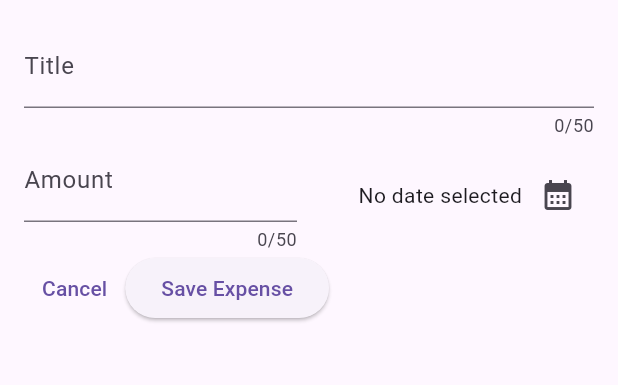
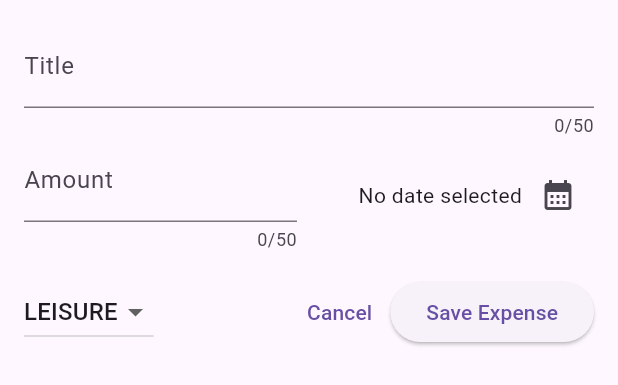
Before and after one commit to mjr2595/flutter-expense-tracker, a Flutter app: the NewExpense widget shown alone on an empty page, opened directly, on a phone screen of 412 x 824 dp. Shown: the top 385 px of the screen. Run offline on Flutter 3.47's test engine with Material 2 defaults, Android fonts, the phone set to English and light mode, and no system bars.

Commit message:
Added: category dropdown

```diff
--- a/lib/widgets/new_expense.dart
+++ b/lib/widgets/new_expense.dart
@@ -1,7 +1,5 @@
+import 'package:expense_tracker/models/expense.dart';
 import 'package:flutter/material.dart';
-import 'package:intl/intl.dart';
-
-final formatter = DateFormat.yMd();
 
 class NewExpense extends StatefulWidget {
   const NewExpense({super.key});
@@ -16,6 +14,7 @@ class _NewExpenseState extends State<NewExpense> {
   final _titleController = TextEditingController();
   final _amountController = TextEditingController();
   DateTime? _selectedDate;
+  Category _selectedCategory = Category.leisure;
 
   void _presentDatePicker() async {
     final now = DateTime.now();
@@ -85,8 +84,26 @@ class _NewExpenseState extends State<NewExpense> {
             ),
           ],
         ),
+        const SizedBox(height: 16),
         Row(
           children: [
+            DropdownButton(
+                value: _selectedCategory,
+                items: Category.values
+                    .map((category) => DropdownMenuItem(
+                          value: category,
+                          child: Text(
+                            category.name.toUpperCase(),
+                          ),
+                        ))
+                    .toList(),
+                onChanged: (value) {
+                  if (value == null) return;
+                  setState(() {
+                    _selectedCategory = value;
+                  });
+                }),
+            const Spacer(),
             TextButton(
               onPressed: () {
                 Navigator.pop(context);
```
